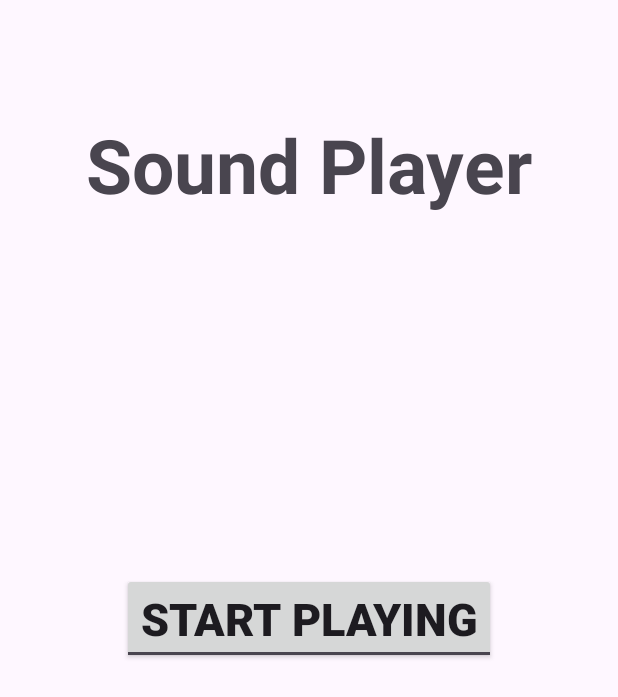
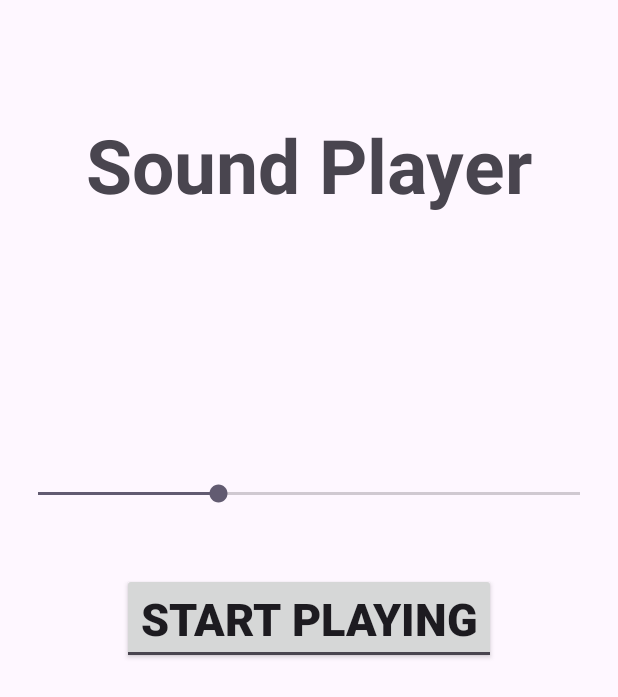
Before and after one commit to Tanmay337442/SoundPlayer, an Android app: the screen it shows after launch (MainActivity), on a phone screen of 412 x 824 dp. Shown: the top 697 px of the screen. Run offline under Robolectric (Android 15) with nearby library versions, the phone set to English and light mode, and no system bars.

Commit message:
added volume bar and squashed bugs

```diff
--- a/app/build.gradle.kts
+++ b/app/build.gradle.kts
@@ -36,7 +36,6 @@ android {
 }
 
 dependencies {
-
     implementation(libs.androidx.core.ktx)
     implementation(libs.androidx.appcompat)
     implementation(libs.material)
--- a/app/src/main/res/layout/activity_main.xml
+++ b/app/src/main/res/layout/activity_main.xml
@@ -8,6 +8,7 @@
     tools:context=".MainActivity">
 
     <TextView
+        android:id="@+id/textView"
         android:layout_width="wrap_content"
         android:layout_height="wrap_content"
         android:text="Sound Player"
@@ -33,5 +34,16 @@
         app:layout_constraintStart_toStartOf="parent"
         app:layout_constraintTop_toTopOf="parent" />
 
+    <SeekBar
+        android:id="@+id/seekBar"
+        android:layout_width="393dp"
+        android:layout_height="71dp"
+        android:max="90"
+        android:progress="30"
+        app:layout_constraintBottom_toBottomOf="parent"
+        app:layout_constraintEnd_toEndOf="parent"
+        app:layout_constraintStart_toStartOf="parent"
+        app:layout_constraintTop_toTopOf="parent"
+        app:layout_constraintVertical_bias="0.391" />
 
 </androidx.constraintlayout.widget.ConstraintLayout>
```
Also changed, not shown: app/src/main/java/com/example/soundplayer/AudioService.kt (+10 -6 lines), app/src/main/java/com/example/soundplayer/MainActivity.kt (+65 -15 lines).
